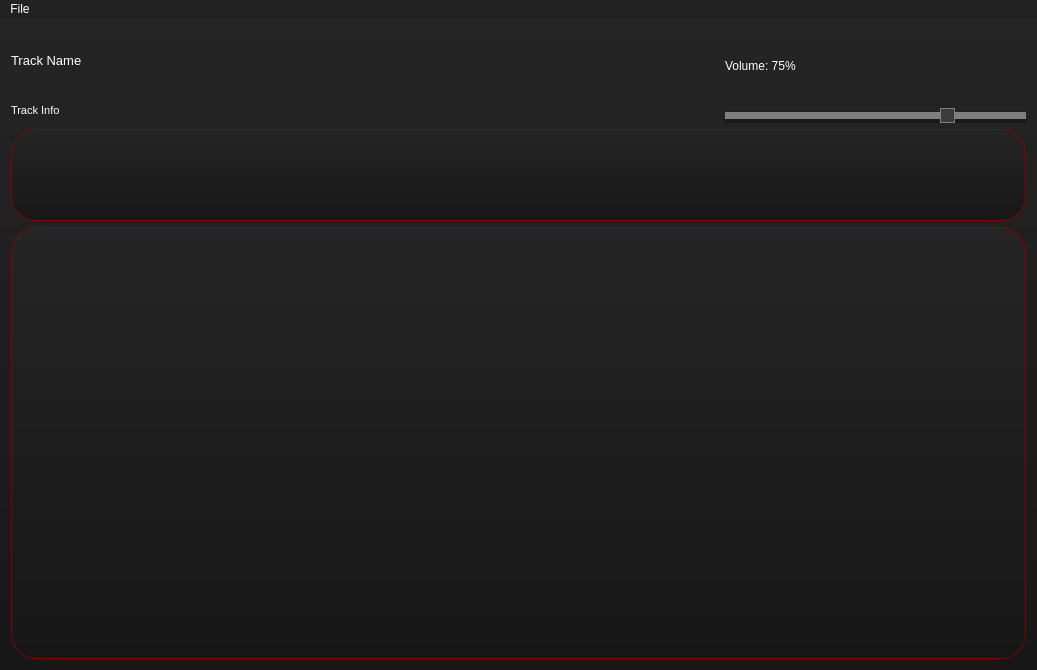
This is src/View/MainWindow/mainwindow.ui in Flone-dnb/BloodyPlayer as Qt 5 draws it before an edit. The edited form follows.
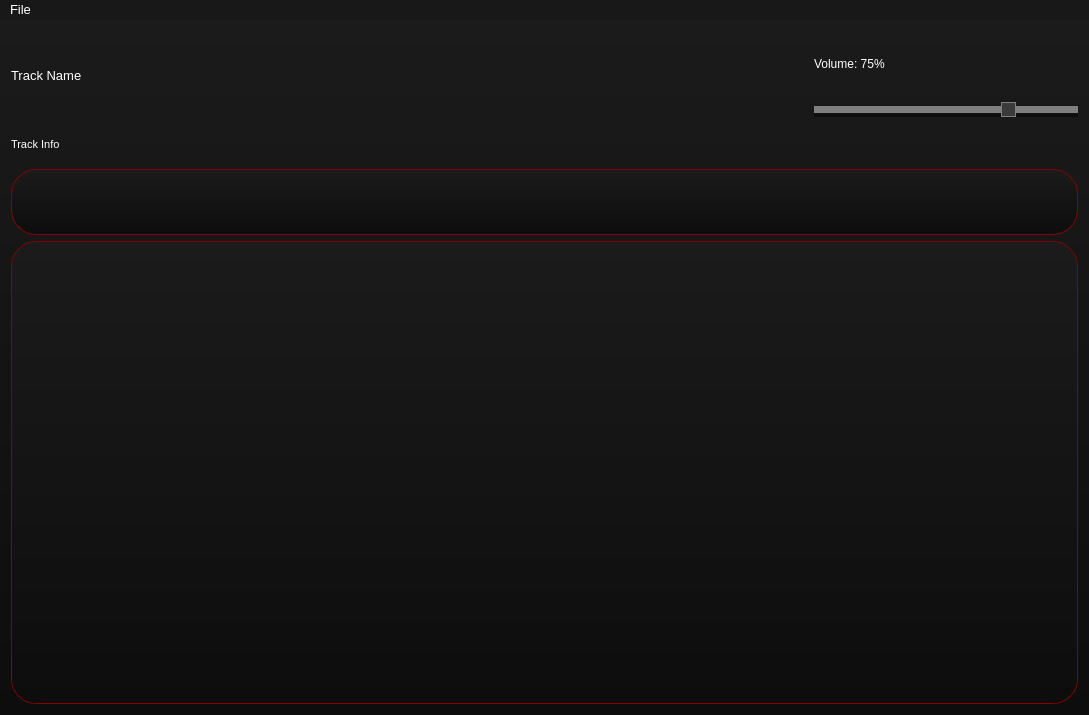
This is the edited form. Icons and pictures are not drawn. Custom widgets are drawn as their Qt base class.

Commit message: Added repeat track and random track features

The edit to the form file:
```diff
--- a/src/View/MainWindow/mainwindow.ui
+++ b/src/View/MainWindow/mainwindow.ui
@@ -6,22 +6,22 @@
    <rect>
     <x>0</x>
     <y>0</y>
-    <width>1037</width>
-    <height>670</height>
+    <width>1089</width>
+    <height>715</height>
    </rect>
   </property>
   <property name="windowTitle">
    <string>Bloody Player</string>
   </property>
   <property name="styleSheet">
-   <string notr="true">background-color: qlineargradient(spread:pad, x1:0.5, y1:1, x2:0.5, y2:0, stop:0 rgba(23, 23, 23, 255), stop:1 rgba(37, 37, 37, 255));
+   <string notr="true">background-color: qlineargradient(spread:pad, x1:0.5, y1:1, x2:0.5, y2:0, stop:0 rgba(13, 13, 13, 255), stop:1 rgba(27, 27, 27, 255));
 
 color: white;</string>
   </property>
   <widget class="QWidget" name="centralWidget">
-   <layout class="QVBoxLayout" name="verticalLayout" stretch="15,15,70">
+   <layout class="QVBoxLayout" name="verticalLayout" stretch="20,10,70">
     <item>
-     <layout class="QHBoxLayout" name="horizontalLayout_2" stretch="45,25,30">
+     <layout class="QHBoxLayout" name="horizontalLayout_2" stretch="50,25,25">
       <item>
        <layout class="QVBoxLayout" name="verticalLayout_2" stretch="70,30">
         <item>
@@ -1213,7 +1213,7 @@
        </layout>
       </item>
       <item>
-       <layout class="QVBoxLayout" name="verticalLayout_3" stretch="30,70">
+       <layout class="QVBoxLayout" name="verticalLayout_3" stretch="10,40,50">
         <item>
          <widget class="QLabel" name="label_volume">
           <property name="font">
@@ -1276,6 +1276,172 @@
           </property>
          </widget>
         </item>
+        <item>
+         <layout class="QHBoxLayout" name="horizontalLayout_3" stretch="10,20,20,20,20,10">
+          <item>
+           <spacer name="horizontalSpacer">
+            <property name="orientation">
+             <enum>Qt::Horizontal</enum>
+            </property>
+            <property name="sizeHint" stdset="0">
+             <size>
+              <width>40</width>
+              <height>20</height>
+             </size>
+            </property>
+           </spacer>
+          </item>
+          <item>
+           <widget class="QPushButton" name="pushButton_repeat">
+            <property name="enabled">
+             <bool>true</bool>
+            </property>
+            <property name="styleSheet">
+             <string notr="true">QPushButton
+{
+	border: none;
+	width: 40px;
+	height: 40px;
+	background-color: rgba(255, 255, 255, 0);
+	border-image: url(&quot;:repeat.png&quot;);
+}
+
+QPushButton:hover
+{
+	border-image: url(&quot;:repeat_hover.png&quot;);
+}
+
+QPushButton:pressed
+{
+	border-image: url(&quot;:repeat.png&quot;);
+}
+
+QPushButton:checked
+{
+	border-image: url(&quot;:repeat_active.png&quot;);
+}</string>
+            </property>
+            <property name="text">
+             <string/>
+            </property>
+            <property name="checkable">
+             <bool>true</bool>
+            </property>
+           </widget>
+          </item>
+          <item>
+           <widget class="QPushButton" name="pushButton_Random">
+            <property name="styleSheet">
+             <string notr="true">QPushButton
+{
+	border: none;
+	width: 30px;
+	height: 35px;
+	background-color: rgba(255, 255, 255, 0);
+	border-image: url(&quot;:random.png&quot;);
+}
+
+QPushButton:hover
+{
+	border-image: url(&quot;:random_hover.png&quot;);
+}
+
+QPushButton:pressed
+{
+	border-image: url(&quot;:random.png&quot;);
+}
+
+QPushButton:checked
+{
+	border-image: url(&quot;:random_active.png&quot;);
+}</string>
+            </property>
+            <property name="text">
+             <string/>
+            </property>
+            <property name="checkable">
+             <bool>true</bool>
+            </property>
+           </widget>
+          </item>
+          <item>
+           <widget class="QPushButton" name="pushButton_FX">
+            <property name="styleSheet">
+             <string notr="true">QPushButton
+{
+	border: none;
+	width: 35px;
+	height: 35px;
+	background-color: rgba(205, 205, 205, 0);
+	border-image: url(&quot;:fx.png&quot;);
+}
+
+QPushButton:hover
+{
+	border-image: url(&quot;:fx_hover.png&quot;);
+}
+
+QPushButton:pressed
+{
+	border-image: url(&quot;:fx.png&quot;);
+}</string>
+            </property>
+            <property name="text">
+             <string/>
+            </property>
+           </widget>
+          </item>
+          <item>
+           <widget class="QPushButton" name="pushButton_clearPlaylist">
+            <property name="toolTip">
+             <string/>
+            </property>
+            <property name="toolTipDuration">
+             <number>-1</number>
+            </property>
+            <property name="whatsThis">
+             <string/>
+            </property>
+            <property name="styleSheet">
+             <string notr="true">QPushButton
+{
+	border: none;
+	width: 40px;
+	height: 40px;
+	background-color: rgba(255, 255, 255, 0);
+	border-image: url(&quot;:clear.png&quot;);
+}
+
+QPushButton:hover
+{
+	border-image: url(&quot;:clear_hover.png&quot;);
+}
+
+QPushButton:pressed
+{
+	border-image: url(&quot;:clear.png&quot;);
+}</string>
+            </property>
+            <property name="text">
+             <string/>
+            </property>
+           </widget>
+          </item>
+          <item>
+           <spacer name="horizontalSpacer_2">
+            <property name="orientation">
+             <enum>Qt::Horizontal</enum>
+            </property>
+            <property name="sizeHint" stdset="0">
+             <size>
+              <width>40</width>
+              <height>20</height>
+             </size>
+            </property>
+           </spacer>
+          </item>
+         </layout>
+        </item>
        </layout>
       </item>
      </layout>
@@ -1305,8 +1471,8 @@
         <rect>
          <x>0</x>
          <y>0</y>
-         <width>1009</width>
-         <height>415</height>
+         <width>1061</width>
+         <height>445</height>
         </rect>
        </property>
        <property name="styleSheet">
@@ -1346,17 +1512,17 @@
     <rect>
      <x>0</x>
      <y>0</y>
-     <width>1037</width>
-     <height>30</height>
+     <width>1089</width>
+     <height>33</height>
     </rect>
    </property>
    <property name="font">
     <font>
-     <pointsize>9</pointsize>
+     <pointsize>10</pointsize>
     </font>
    </property>
    <property name="styleSheet">
-    <string notr="true">background-color: rgb(34, 34, 34);</string>
+    <string notr="true">background-color: rgb(24, 24, 24);</string>
    </property>
    <widget class="QMenu" name="menuFile">
     <property name="styleSheet">
```
Left out of the diff: 10 changed lines with no effect on the pictures. The commit also changes 25 other files.
